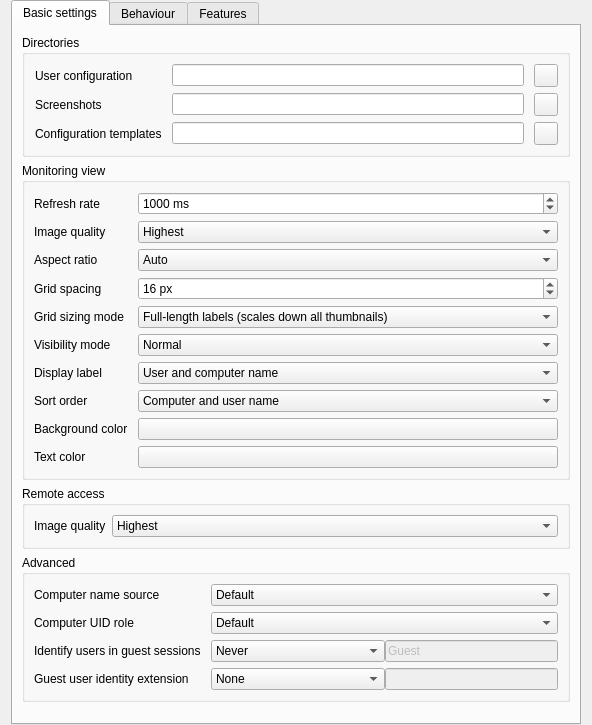
The window that configurator/src/MasterConfigurationPage.ui (infolevishcoders-web/classwatch) describes before a commit, drawn with Qt 5.
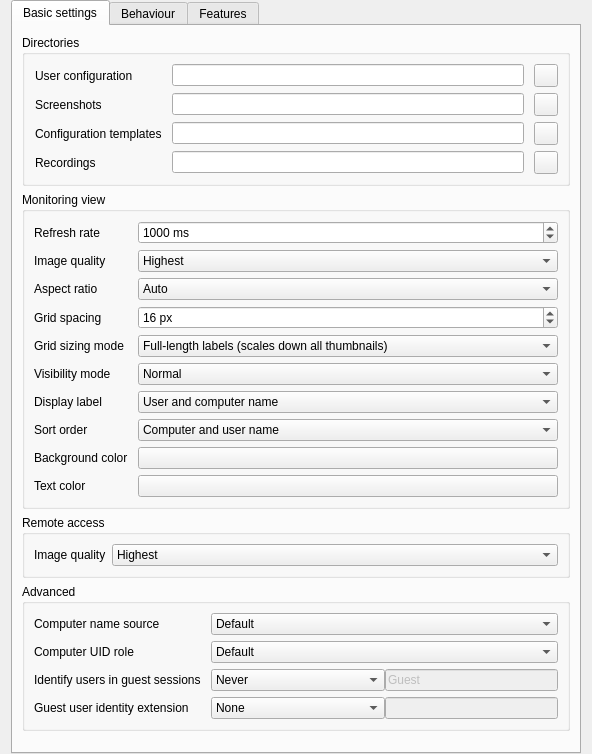
The same window after the commit. Icons and pictures are not drawn.

Commit message:
Fix recordingsDirectory UI widget + lupdate deps for translations
Generated with [Devin](https://devin.ai)

The edit to the form file:
```diff
--- a/configurator/src/MasterConfigurationPage.ui
+++ b/configurator/src/MasterConfigurationPage.ui
@@ -85,6 +85,24 @@
             </property>
            </widget>
           </item>
+          <item row="3" column="0">
+           <widget class="QLabel" name="label_recordings">
+            <property name="text">
+             <string>Recordings</string>
+            </property>
+           </widget>
+          </item>
+          <item row="3" column="1">
+           <widget class="QLineEdit" name="recordingsDirectory"/>
+          </item>
+          <item row="3" column="2">
+           <widget class="QToolButton" name="openRecordingsDirectory">
+            <property name="icon">
+             <iconset resource="../../core/resources/core.qrc">
+              <normaloff>:/core/document-open.png</normaloff>:/core/document-open.png</iconset>
+            </property>
+           </widget>
+          </item>
          </layout>
         </widget>
        </item>
```
The commit also changes 3 other files.
